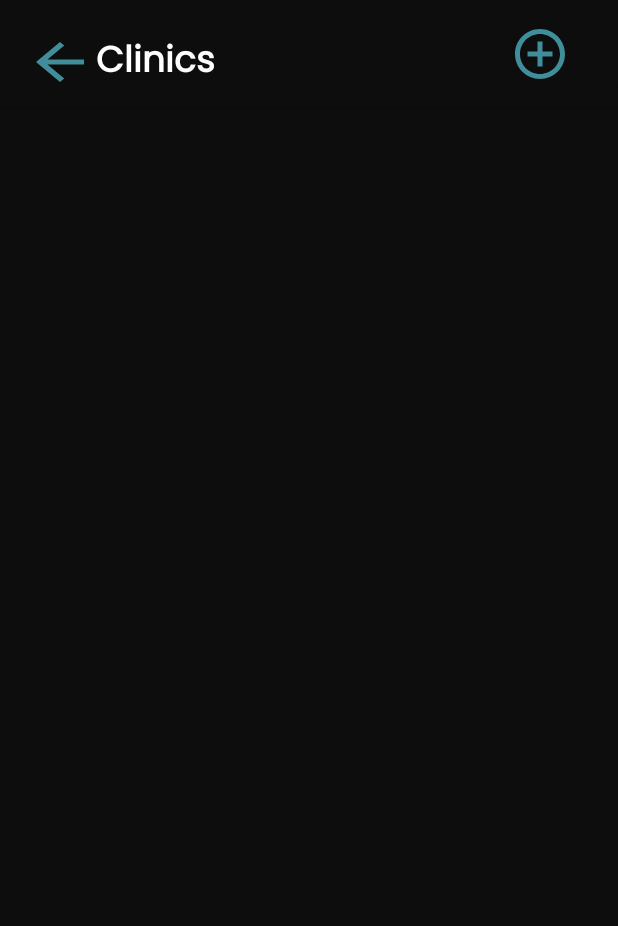
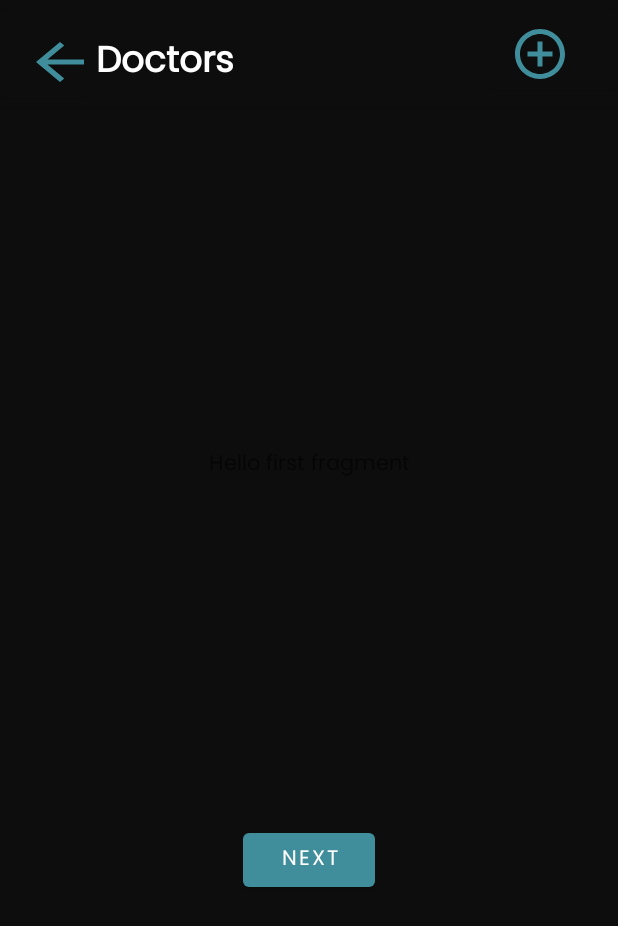
Before and after one commit to vinalph94/CSE5324Project, an Android app: the screen it shows after launch (ClinicActivity before the commit, DoctorActivity after it), after a tap on "Sign Up", on a phone screen of 412 x 824 dp. Shown: the top 926 px of the screen. Run offline under Robolectric (Android 15) with nearby library versions, the phone set to English and light mode, and no system bars; our stand-ins replace navigation-ui.

Commit message:
doctor screens

```diff
--- a/app/src/main/java/com/example/mediassist/WelcomeFragment.java
+++ b/app/src/main/java/com/example/mediassist/WelcomeFragment.java
@@ -13,6 +13,7 @@ import androidx.navigation.fragment.NavHostFragment;
 
 import com.example.mediassist.clinic.ClinicActivity;
 import com.example.mediassist.databinding.WelcomeBinding;
+import com.example.mediassist.doctor.DoctorActivity;
 import com.example.mediassist.login.LoginActivity;
 
 public class WelcomeFragment extends Fragment {
@@ -40,7 +41,7 @@ public class WelcomeFragment extends Fragment {
         signUpButton.setOnClickListener(new View.OnClickListener() {
                                             @Override
                                             public void onClick(View view) {
-                                                Intent intent = new Intent(getActivity(), ClinicActivity.class);
+                                                Intent intent = new Intent(getActivity(), DoctorActivity.class);
                                                 startActivity(intent);
                                             }
                                         }
--- /dev/null
+++ b/app/src/main/java/com/example/mediassist/doctor/DoctorActivity.java
@@ -0,0 +1,57 @@
+package com.example.mediassist.doctor;
+
+import android.os.Bundle;
+
+import com.example.mediassist.databinding.ActivityDoctorBinding;
+import com.google.android.material.snackbar.Snackbar;
+
+import androidx.appcompat.app.AppCompatActivity;
+
+import android.view.View;
+import android.widget.Button;
+import android.widget.TextView;
+
+import androidx.navigation.NavController;
+import androidx.navigation.Navigation;
+import androidx.navigation.ui.AppBarConfiguration;
+import androidx.navigation.ui.NavigationUI;
+
+import com.example.mediassist.R;
+
+public class DoctorActivity extends AppCompatActivity {
+
+    private AppBarConfiguration appBarConfiguration;
+    private ActivityDoctorBinding binding;
+    private TextView textTitle;
+    public Button btnAddDoctor;
+
+    @Override
+    protected void onCreate(Bundle savedInstanceState) {
+        super.onCreate(savedInstanceState);
+
+        binding = ActivityDoctorBinding.inflate(getLayoutInflater());
+        setContentView(binding.getRoot());
+        textTitle = binding.textTitleDoctor;
+        btnAddDoctor = binding.btnAddDoctor;
+
+        NavController navController = Navigation.findNavController(this, R.id.nav_host_fragment_content_doctor);
+        setActionBarTitle("Doctors");
+        btnAddDoctor.setOnClickListener(new View.OnClickListener() {
+            @Override
+            public void onClick(View view) {
+                navController.navigateUp();
+                navController.navigate(R.id.action_DoctorListFragment_to_AddDoctorFragment);
+            }
+        });
+    }
+
+    @Override
+    public boolean onSupportNavigateUp() {
+        NavController navController = Navigation.findNavController(this, R.id.nav_host_fragment_content_doctor);
+        return NavigationUI.navigateUp(navController, appBarConfiguration)
+                || super.onSupportNavigateUp();
+    }
+    public void setActionBarTitle(String title) {
+        textTitle.setText(title);
+    }
+}
--- /dev/null
+++ b/app/src/main/java/com/example/mediassist/doctor/DoctorListFragment.java
@@ -0,0 +1,40 @@
+package com.example.mediassist.doctor;
+
+import android.os.Bundle;
+import android.view.LayoutInflater;
+import android.view.View;
+import android.view.ViewGroup;
+
+import androidx.annotation.NonNull;
+import androidx.fragment.app.Fragment;
+import androidx.navigation.fragment.NavHostFragment;
+
+import com.example.mediassist.R;
+import com.example.mediassist.databinding.DoctorListBinding;
+
+public class DoctorListFragment extends Fragment {
+
+    private DoctorListBinding binding;
+
+    @Override
+    public View onCreateView(
+            LayoutInflater inflater, ViewGroup container,
+            Bundle savedInstanceState
+    ) {
+
+        binding = DoctorListBinding.inflate(inflater, container, false);
+        return binding.getRoot();
+
+    }
+
+    public void onViewCreated(@NonNull View view, Bundle savedInstanceState) {
+        super.onViewCreated(view, savedInstanceState);
+    }
+
+    @Override
+    public void onDestroyView() {
+        super.onDestroyView();
+        binding = null;
+    }
+
+}
--- /dev/null
+++ b/app/src/main/res/layout/activity_doctor.xml
@@ -0,0 +1,58 @@
+<?xml version="1.0" encoding="utf-8"?>
+<androidx.coordinatorlayout.widget.CoordinatorLayout xmlns:android="http://schemas.android.com/apk/res/android"
+    xmlns:app="http://schemas.android.com/apk/res-auto"
+    xmlns:tools="http://schemas.android.com/tools"
+    android:layout_width="match_parent"
+    android:layout_height="match_parent"
+    android:background="@color/black"
+    tools:context=".doctor.DoctorActivity">
+
+    <com.google.android.material.appbar.AppBarLayout
+        android:layout_width="match_parent"
+        android:layout_height="wrap_content"
+        android:backgroundTint="@color/black"
+        android:theme="@style/Theme.MediAssist.AppBarOverlay">
+
+    <RelativeLayout
+        android:layout_width="match_parent"
+        android:layout_height="wrap_content">
+        <com.google.android.material.button.MaterialButton
+            android:id="@+id/btnBackDoctor"
+            android:layout_width="60dp"
+            android:layout_height="wrap_content"
+            android:backgroundTint="@color/black"
+            android:paddingTop="15dp"
+            app:icon="@drawable/ic_baseline_arrow_back_24"
+            app:iconTint="@color/primary_color"
+            app:layout_constraintBottom_toBottomOf="parent"
+            app:layout_constraintStart_toStartOf="parent" />
+
+        <TextView
+            android:id="@+id/textTitleDoctor"
+            style="@style/appbar_title"
+            android:layout_marginStart="4dp"
+            android:layout_toEndOf="@+id/btnBackDoctor"
+            android:paddingTop="22dp"
+            android:text="Clinics" />
+
+        <com.google.android.material.button.MaterialButton
+            android:id="@+id/btnAddDoctor"
+            android:layout_width="wrap_content"
+            android:layout_height="wrap_content"
+            android:layout_alignParentEnd="true"
+            android:backgroundTint="@color/black"
+            android:paddingTop="10dp"
+            app:icon="@drawable/ic_baseline_add_circle_outline_24"
+            app:iconTint="@color/primary_color"
+            app:layout_constraintBottom_toBottomOf="parent"
+            app:layout_constraintStart_toStartOf="parent" />
+    </RelativeLayout>
+    </com.google.android.material.appbar.AppBarLayout>
+
+
+
+    <include layout="@layout/content_doctor" />
+
+
+
+</androidx.coordinatorlayout.widget.CoordinatorLayout>
--- /dev/null
+++ b/app/src/main/res/layout/content_doctor.xml
@@ -0,0 +1,19 @@
+<?xml version="1.0" encoding="utf-8"?>
+<androidx.constraintlayout.widget.ConstraintLayout xmlns:android="http://schemas.android.com/apk/res/android"
+    xmlns:app="http://schemas.android.com/apk/res-auto"
+    android:layout_width="match_parent"
+    android:layout_height="match_parent"
+    app:layout_behavior="@string/appbar_scrolling_view_behavior">
+
+    <fragment
+        android:id="@+id/nav_host_fragment_content_doctor"
+        android:name="androidx.navigation.fragment.NavHostFragment"
+        android:layout_width="0dp"
+        android:layout_height="0dp"
+        app:defaultNavHost="true"
+        app:layout_constraintBottom_toBottomOf="parent"
+        app:layout_constraintEnd_toEndOf="parent"
+        app:layout_constraintStart_toStartOf="parent"
+        app:layout_constraintTop_toTopOf="parent"
+        app:navGraph="@navigation/nav_doctor" />
+</androidx.constraintlayout.widget.ConstraintLayout>
--- /dev/null
+++ b/app/src/main/res/layout/doctor_list.xml
@@ -0,0 +1,28 @@
+<?xml version="1.0" encoding="utf-8"?>
+<androidx.constraintlayout.widget.ConstraintLayout xmlns:android="http://schemas.android.com/apk/res/android"
+    xmlns:app="http://schemas.android.com/apk/res-auto"
+    xmlns:tools="http://schemas.android.com/tools"
+    android:layout_width="match_parent"
+    android:layout_height="match_parent"
+    tools:context=".doctor.DoctorListFragment">
+
+    <TextView
+        android:id="@+id/textview_first"
+        android:layout_width="wrap_content"
+        android:layout_height="wrap_content"
+        android:text="@string/hello_first_fragment"
+        app:layout_constraintBottom_toTopOf="@id/button_first"
+        app:layout_constraintEnd_toEndOf="parent"
+        app:layout_constraintStart_toStartOf="parent"
+        app:layout_constraintTop_toTopOf="parent" />
+
+    <Button
+        android:id="@+id/button_first"
+        android:layout_width="wrap_content"
+        android:layout_height="wrap_content"
+        android:text="@string/next"
+        app:layout_constraintBottom_toBottomOf="parent"
+        app:layout_constraintEnd_toEndOf="parent"
+        app:layout_constraintStart_toStartOf="parent"
+        app:layout_constraintTop_toBottomOf="@id/textview_first" />
+</androidx.constraintlayout.widget.ConstraintLayout>
--- /dev/null
+++ b/app/src/main/res/navigation/nav_doctor.xml
@@ -0,0 +1,28 @@
+<?xml version="1.0" encoding="utf-8"?>
+<navigation xmlns:android="http://schemas.android.com/apk/res/android"
+    xmlns:app="http://schemas.android.com/apk/res-auto"
+    xmlns:tools="http://schemas.android.com/tools"
+    android:id="@+id/nav_doctor"
+    app:startDestination="@id/DoctorListFragment">
+
+    <fragment
+        android:id="@+id/DoctorListFragment"
+        android:name="com.example.mediassist.doctor.DoctorListFragment"
+        android:label="@string/first_fragment_label"
+        tools:layout="@layout/doctor_list">
+
+        <action
+            android:id="@+id/action_DoctorListFragment_to_AddDoctorFragment"
+            app:destination="@id/AddDoctorFragment" />
+    </fragment>
+    <fragment
+        android:id="@+id/AddDoctorFragment"
+        android:name="com.example.mediassist.doctor.AddDoctorFragment"
+        android:label="@string/second_fragment_label"
+        tools:layout="@layout/add_doctor">
+
+        <action
+            android:id="@+id/action_Second2Fragment_to_First2Fragment"
+            app:destination="@id/DoctorListFragment" />
+    </fragment>
+</navigation>
--- a/app/src/main/res/navigation/nav_welcome.xml
+++ b/app/src/main/res/navigation/nav_welcome.xml
@@ -17,6 +17,9 @@
         <action
             android:id="@+id/action_WelcomeFragment_to_ClinicActivity"
             app:destination="@id/ClinicListActivity" />
+        <action
+            android:id="@+id/action_WelcomeFragment_to_DoctorActivity"
+            app:destination="@id/DoctorListFragment" />
     </fragment>
     <activity
         android:id="@+id/LoginActivity"
--- a/app/src/main/res/values/strings.xml
+++ b/app/src/main/res/values/strings.xml
@@ -67,4 +67,7 @@
         libero vel nunc consequat, quis tincidunt nisl eleifend. Cras bibendum enim a justo luctus
         vestibulum. Fusce dictum libero quis erat maximus, vitae volutpat diam dignissim.
     </string>
+    <string name="title_activity_doctor">DoctorActivity</string>
+    <!-- Strings used for fragments for navigation -->
+    <string name="first_fragment_label">First Fragment</string>
 </resources>
```
Also changed, not shown: app/src/main/AndroidManifest.xml (+14 -7 lines), app/src/main/java/com/example/mediassist/doctor/AddDoctorFragment.java (added, +50 -0 lines), app/src/main/res/layout/activity_clinic_list.xml (added, +34 -0 lines), app/src/main/res/layout/add_doctor.xml (added, +27 -0 lines), app/src/main/res/layout/content_clinic_list.xml (added, +19 -0 lines), 1 other file.
